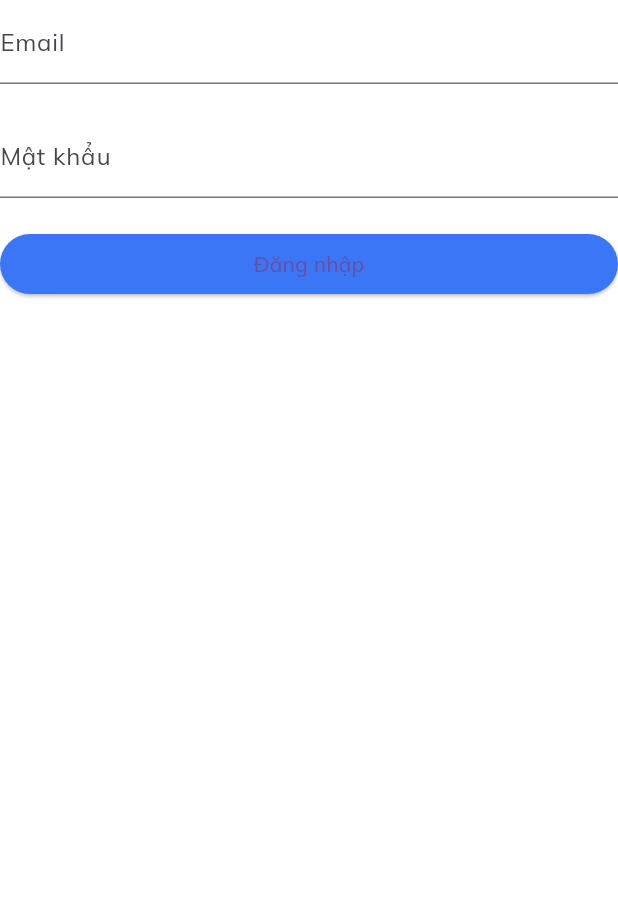
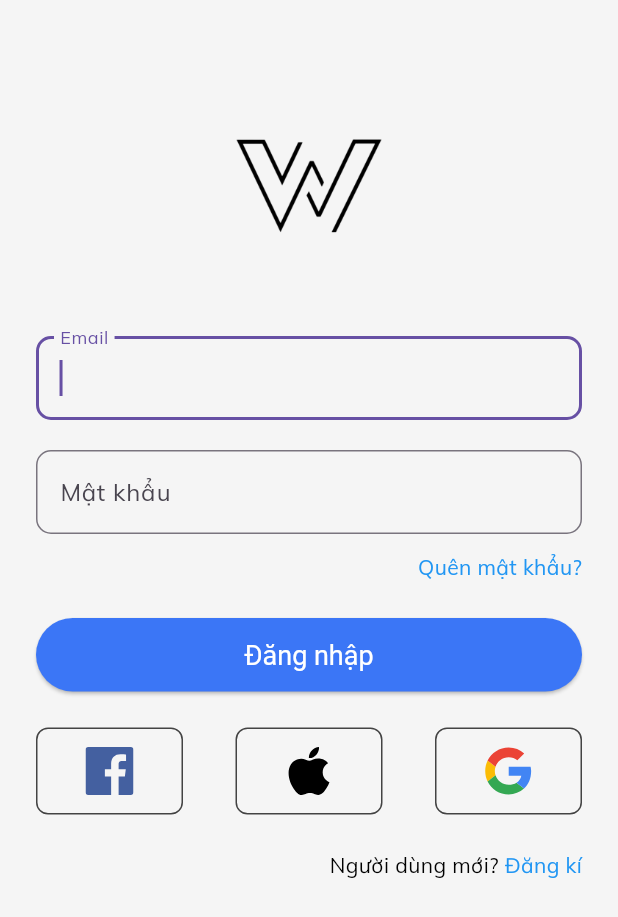
Before and after one commit to HienNguyen0205/WordWizzard, a Flutter app: the SignInScreen screen opened by its route, on a phone screen of 412 x 824 dp. Shown: the top 917 px of the screen. Run offline on Flutter 3.47's test engine with Material 3 defaults, Android fonts, the phone set to English and light mode, and no system bars; our stand-ins replace flutter_svg, google_fonts, introduction_screen, shared_preferences; accounts and stored records are empty.

Commit message:
upd sign in screen

```diff
--- a/FE/lib/auth/auth_provider.dart
+++ b/FE/lib/auth/auth_provider.dart
@@ -1,13 +1,18 @@
 import 'package:flutter/material.dart';
+import 'package:wordwizzard/services/auth.dart';
 
 class AuthProvider with ChangeNotifier {
   bool _isLoggedIn = false;
 
   bool get isLoggedIn => _isLoggedIn;
 
-  void login() {
-    _isLoggedIn = true;
+  Future<bool> logIn(String email, String password) async {
+    bool res = await handleLogin(email, password);
+    if(res){
+      _isLoggedIn = true;
+    }
     notifyListeners();
+    return res;
   }
 
   void logout() {
--- a/FE/lib/constants/constants.dart
+++ b/FE/lib/constants/constants.dart
@@ -23,3 +23,9 @@ final List<IntroDataDef> introData = [
     imageUrl: 'assets/images/intro/intro.png',
   ),
 ];
+
+final List<String> iconList = [
+  'assets/icon/facebook.svg',
+  'assets/icon/apple.svg',
+  'assets/icon/google.svg',
+];
--- a/FE/lib/lang/en.json
+++ b/FE/lib/lang/en.json
@@ -17,5 +17,7 @@
   "invalid_email_err_mess": "Invalid email address",
   "empty_password_err_mess": "Please enter your password",
   "invalid_password_err_mess": "The password must contain 8 characters with uppercase and lowercase letters",
-  "empty_name_err_mess": "Please enter your name"
+  "empty_name_err_mess": "Please enter your name",
+  "forget_pass": "Forget password?",
+  "new_user": "New user?"
 }
--- a/FE/lib/lang/vi.json
+++ b/FE/lib/lang/vi.json
@@ -17,5 +17,7 @@
     "invalid_email_err_mess": "Email không hợp lệ",
     "empty_password_err_mess": "Trường bắt buộc",
     "invalid_password_err_mess": "Mật khẩu phải bao gồm 8 ký tự chữ hoa và chữ thường",
-    "empty_name_err_mess": "Trường bắt buộc"
+    "empty_name_err_mess": "Trường bắt buộc",
+    "forget_pass": "Quên mật khẩu?",
+    "new_user": "Người dùng mới?"
 }
--- a/FE/lib/screens/sign_in_screen.dart
+++ b/FE/lib/screens/sign_in_screen.dart
@@ -1,6 +1,10 @@
 // ignore_for_file: library_private_types_in_public_api
 import 'package:flutter/material.dart';
+import 'package:provider/provider.dart';
+import 'package:wordwizzard/auth/auth_provider.dart';
+import 'package:wordwizzard/constants/constants.dart';
 import 'package:wordwizzard/localization/language_constant.dart';
+import 'package:wordwizzard/widgets/icon_btn.dart';
 
 class SignInScreen extends StatefulWidget {
   const SignInScreen({Key? key}) : super(key: key);
@@ -17,7 +21,13 @@ class _SignInScreenState extends State<SignInScreen> {
   void _submitForm() {
     final FormState? form = _formKey.currentState;
     if (form != null && form.validate()) {
+      final authProvider = Provider.of<AuthProvider>(context);
       form.save();
+      authProvider.logIn(_email, _password).then(
+        (val) => {
+
+        }
+      );
     }
   }
 
@@ -32,25 +42,45 @@ class _SignInScreenState extends State<SignInScreen> {
     return passwordRegex.hasMatch(password);
   }
 
+  void handleForgetPass() {}
+
+  void handleSignUpRoute() {}
+
   @override
   Widget build(BuildContext context) {
     return Scaffold(
-      body: Column(
+      body: Padding(
+        padding: const EdgeInsets.all(24.0),
+        child: SingleChildScrollView(
+          child: Column(
             children: [
+              Container(
+                alignment: Alignment.center,
+                width: 120,
+                height: 200,
+                child: Image.asset('assets/images/logo/logo-removebg.png'),
+              ),
               Form(
                   key: _formKey,
                   child: Column(
                     crossAxisAlignment: CrossAxisAlignment.stretch,
                     children: [
                       TextFormField(
+                        autofocus: true,
                         decoration: InputDecoration(
-                        labelText: getTranslated(context, "email")),
+                          labelText: getTranslated(context, "email"),
+                          border: OutlineInputBorder(
+                            borderRadius: BorderRadius.circular(10.0),
+                          ),
+                        ),
                         keyboardType: TextInputType.emailAddress,
                         validator: (value) {
                           if (value == null || value.isEmpty) {
-                        return getTranslated(context, "empty_email_err_mess");
+                            return getTranslated(
+                                context, "empty_email_err_mess");
                           } else if (!isEmailValid(value)) {
-                        return getTranslated(context, "invalid_email_err_mess");
+                            return getTranslated(
+                                context, "invalid_email_err_mess");
                           } else {
                             return null;
                           }
@@ -58,17 +88,24 @@ class _SignInScreenState extends State<SignInScreen> {
                         onSaved: (value) {
                           _email = value!;
                         },
+                        onEditingComplete: () {
+                          FocusScope.of(context).nextFocus();
+                        },
                       ),
                       const SizedBox(height: 20),
                       TextFormField(
                         decoration: InputDecoration(
-                        labelText: getTranslated(context, "password")),
+                          labelText: getTranslated(context, "password"),
+                          border: OutlineInputBorder(
+                            borderRadius: BorderRadius.circular(10.0),
+                          ),
+                        ),
                         obscureText: true,
                         validator: (value) {
                           if (value == null || value.isEmpty) {
                             return getTranslated(
                                 context, "empty_password_err_mess");
-                      } else if (!isEmailValid(value)) {
+                          } else if (!isPasswordValid(value)) {
                             return getTranslated(
                                 context, "invalid_password_err_mess");
                           } else {
@@ -79,15 +116,58 @@ class _SignInScreenState extends State<SignInScreen> {
                           _password = value!;
                         },
                       ),
-                  const SizedBox(height: 20),
+                      Container(
+                        padding: const EdgeInsets.only(top: 12, bottom: 24),
+                        alignment: Alignment.centerRight,
+                        child: GestureDetector(
+                          onTap: handleForgetPass,
+                          child: Text(
+                            getTranslated(context, 'forget_pass'),
+                            style: const TextStyle(color: Colors.blue),
+                          ),
+                        ),
+                      ),
                       ElevatedButton(
                         onPressed: _submitForm,
-                    child: Text(getTranslated(context, "sign_in")),
+                        child: Text(
+                          getTranslated(context, "sign_in"),
+                          style: const TextStyle(color: Colors.white),
+                        ),
+                      ),
+                      Padding(
+                        padding: const EdgeInsets.symmetric(vertical: 24),
+                        child: Row(
+                          mainAxisAlignment: MainAxisAlignment.spaceBetween,
+                          children: iconList
+                              .map((item) => IconBtn(imgUrl: item))
+                              .toList(),
+                        ),
+                      ),
+                      Row(
+                        mainAxisAlignment: MainAxisAlignment.end,
+                        children: [
+                          Text(getTranslated(context, 'new_user'),
+                              style: const TextStyle(
+                                color: Colors.black,
+                              )),
+                          const SizedBox(
+                            width: 4,
+                          ),
+                          GestureDetector(
+                            onTap: handleSignUpRoute,
+                            child: Text(getTranslated(context, 'sign_up'),
+                                style: const TextStyle(
+                                  color: Colors.blue,
+                                )),
+                          )
+                        ],
                       )
                     ],
                   ))
             ],
           ),
+        ),
+      ),
     );
   }
 }
--- /dev/null
+++ b/FE/lib/services/auth.dart
@@ -0,0 +1,24 @@
+import 'package:flutter/material.dart';
+import 'package:http/http.dart' as http;
+
+Future<bool> handleLogin(String email, String password) async {
+  final url = Uri.parse('http://localhost:5001/api/user/login');
+
+  try {
+    final res = await http.post(
+      url,
+      body: {
+        'email': email,
+        'password': password,
+      },
+    );
+
+    if (res.statusCode == 200) {
+      return true;
+    }
+    return false;
+  } catch (error) {
+    debugPrint('Failed to send data: $error');
+    return false;
+  }
+}
--- a/FE/lib/theme.dart
+++ b/FE/lib/theme.dart
@@ -6,22 +6,22 @@ abstract class AppColors {
   static const secondary = Color(0xFF3B76F6);
   static const accent = Color(0xFFD6755B);
   static const textDark = Color(0xFF53585A);
-  static const textLigth = Color(0xFFF5F5F5);
+  static const textLight = Color(0xFFF5F5F5);
   static const textFaded = Color(0xFF9899A5);
   static const iconLight = Color(0xFFB1B4C0);
   static const iconDark = Color(0xFFB1B3C1);
   static const textHighlight = secondary;
-  static const cardLight = Color(0xFFF9FAFE);
-  static const cardDark = Color(0xFF303334);
+  static const cardLight = Color.fromARGB(255, 210, 211, 219);
+  static const cardDark = Color.fromARGB(255, 46, 46, 46);
 }
 
 abstract class _LightColors {
-  static const background = Colors.white;
+  static const background = Color.fromARGB(255, 245, 245, 245);
   static const card = AppColors.cardLight;
 }
 
 abstract class _DarkColors {
-  static const background = Color(0xFF1B1E1F);
+  static const background = Color.fromARGB(255, 18, 18, 18);
   static const card = AppColors.cardDark;
 }
 
@@ -35,7 +35,8 @@ class AppTheme {
   ThemeData get light => ThemeData(
         brightness: Brightness.light,
         visualDensity: visualDensity,
-        textTheme: GoogleFonts.mulishTextTheme().apply(bodyColor: AppColors.textDark),
+        textTheme:
+            GoogleFonts.mulishTextTheme().apply(bodyColor: AppColors.textDark),
         appBarTheme: lightBase.appBarTheme.copyWith(
           iconTheme: lightBase.iconTheme,
           backgroundColor: Colors.transparent,
@@ -50,20 +51,27 @@ class AppTheme {
         ),
         scaffoldBackgroundColor: _LightColors.background,
         elevatedButtonTheme: ElevatedButtonThemeData(
-          style: ElevatedButton.styleFrom(backgroundColor: AppColors.secondary),
+          style: ElevatedButton.styleFrom(
+              padding: const EdgeInsets.symmetric(vertical: 14),
+              backgroundColor: AppColors.secondary,
+              textStyle: const TextStyle(fontSize: 18, color: AppColors.textLight)),
         ),
         cardColor: _LightColors.card,
         primaryTextTheme: const TextTheme(
           titleLarge: TextStyle(color: AppColors.textDark),
         ),
-        iconTheme: const IconThemeData(color: AppColors.iconDark), colorScheme: lightBase.colorScheme.copyWith(secondary: accentColor).copyWith(background: _LightColors.background),
+        iconTheme: const IconThemeData(color: AppColors.iconDark),
+
+        colorScheme: lightBase.colorScheme
+            .copyWith(secondary: accentColor)
+            .copyWith(background: _LightColors.background),
       );
 
   ThemeData get dark => ThemeData(
         brightness: Brightness.dark,
         visualDensity: visualDensity,
         textTheme:
-            GoogleFonts.interTextTheme().apply(bodyColor: AppColors.textLigth),
+            GoogleFonts.interTextTheme().apply(bodyColor: AppColors.textLight),
         appBarTheme: darkBase.appBarTheme.copyWith(
           backgroundColor: Colors.transparent,
           elevation: 0,
@@ -76,12 +84,19 @@ class AppTheme {
         ),
         scaffoldBackgroundColor: _DarkColors.background,
         elevatedButtonTheme: ElevatedButtonThemeData(
-          style: ElevatedButton.styleFrom(backgroundColor: AppColors.secondary),
+          style: ElevatedButton.styleFrom(
+            backgroundColor: AppColors.secondary,
+            padding: const EdgeInsets.symmetric(vertical: 14),
+            textStyle: const TextStyle(fontSize: 18, color: AppColors.textLight),
+          ),
         ),
         cardColor: _DarkColors.card,
         primaryTextTheme: const TextTheme(
-          titleLarge: TextStyle(color: AppColors.textLigth),
+          titleLarge: TextStyle(color: AppColors.textLight),
         ),
-        iconTheme: const IconThemeData(color: AppColors.iconLight), colorScheme: darkBase.colorScheme.copyWith(secondary: accentColor).copyWith(background: _DarkColors.background),
+        iconTheme: const IconThemeData(color: AppColors.iconLight),
+        colorScheme: darkBase.colorScheme
+            .copyWith(secondary: accentColor)
+            .copyWith(background: _DarkColors.background),
       );
 }
--- /dev/null
+++ b/FE/lib/widgets/icon_btn.dart
@@ -0,0 +1,18 @@
+import 'package:flutter/material.dart';
+import 'package:flutter_svg/svg.dart';
+
+class IconBtn extends StatelessWidget {
+  const IconBtn({Key? key, required this.imgUrl}) : super(key: key);
+
+  final String imgUrl;
+
+  @override
+  Widget build(BuildContext context) {
+    return Container(
+        decoration: BoxDecoration(
+            border: Border.all(color: const Color.fromARGB(200, 18, 18, 18)),
+            borderRadius: BorderRadius.circular(8)),
+        padding: const EdgeInsets.symmetric(vertical: 12, horizontal: 32),
+        child: SvgPicture.asset(imgUrl, width: 32, height: 32));
+  }
+}
```
Also changed, not shown: FE/pubspec.yaml (+9 -1 lines), BE/package-lock.json, FE/assets/icon/apple.svg (added), FE/assets/icon/facebook.svg (added), FE/assets/icon/google.svg (added), FE/assets/images/logo/logo-removebg.png (added), FE/assets/images/logo/logo.png (added), FE/pubspec.lock, 1 other file. Lines whose indentation alone changed are shown as unchanged.
